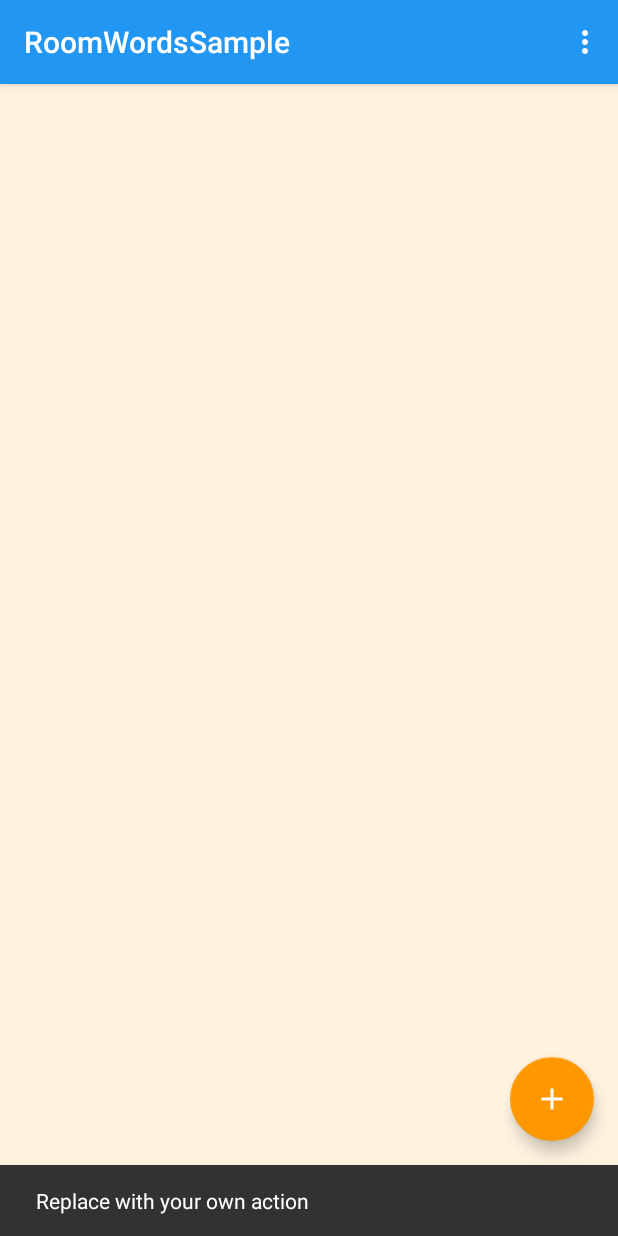
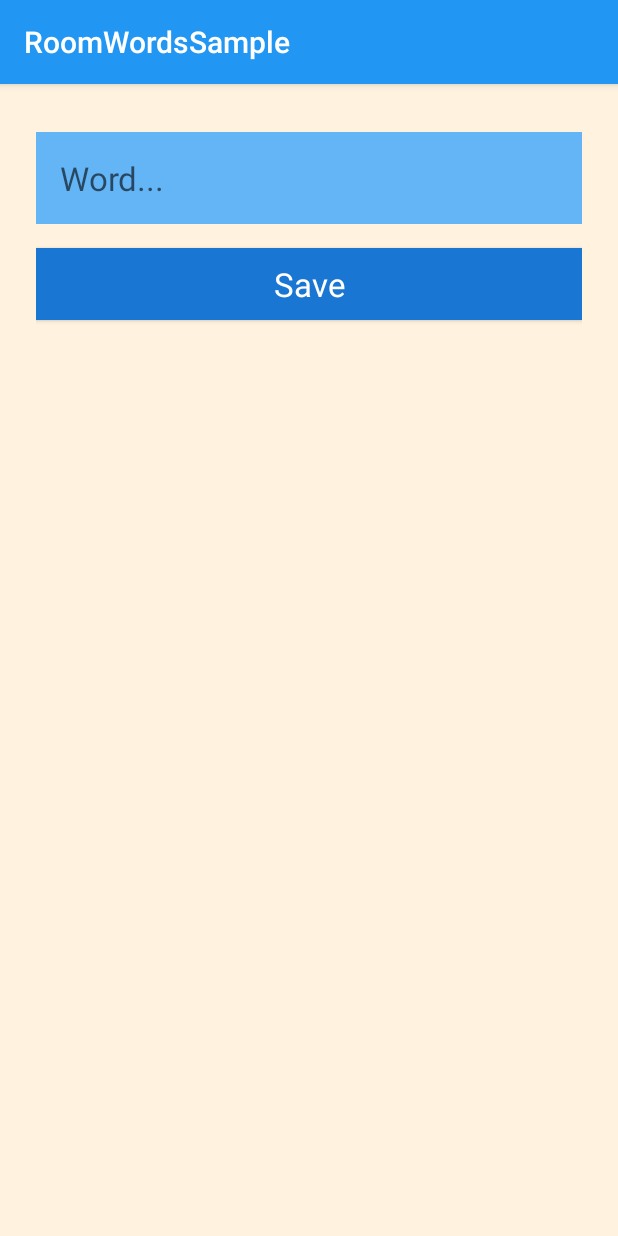
Before and after one commit to nishank95/AAD-Practice, an Android app: the screen it shows after launch (MainActivity before the commit, NewWordActivity after it), after a tap on an icon or button, on a phone screen of 412 x 824 dp. Run offline under Robolectric (Android 15) with nearby library versions, the phone set to English and light mode, and no system bars; our stand-ins replace Room's generated code; libraries missing offline, so code that uses them is left out: android.arch.persistence.

Commit message:
Connect UI with Data and Add Words

```diff
--- a/RoomWordsSample/app/src/main/AndroidManifest.xml
+++ b/RoomWordsSample/app/src/main/AndroidManifest.xml
@@ -9,6 +9,7 @@
         android:roundIcon="@mipmap/ic_launcher_round"
         android:supportsRtl="true"
         android:theme="@style/AppTheme">
+        <activity android:name=".NewWordActivity"></activity>
         <activity
             android:name=".MainActivity"
             android:label="@string/app_name"
--- a/RoomWordsSample/app/src/main/java/com/example/roomwordssample/MainActivity.java
+++ b/RoomWordsSample/app/src/main/java/com/example/roomwordssample/MainActivity.java
@@ -1,6 +1,10 @@
 package com.example.roomwordssample;
 
+import android.arch.lifecycle.Observer;
+import android.arch.lifecycle.ViewModelProviders;
+import android.content.Intent;
 import android.os.Bundle;
+import android.support.annotation.Nullable;
 import android.support.design.widget.FloatingActionButton;
 import android.support.design.widget.Snackbar;
 import android.support.v7.app.AppCompatActivity;
@@ -10,8 +14,14 @@ import android.support.v7.widget.Toolbar;
 import android.view.View;
 import android.view.Menu;
 import android.view.MenuItem;
+import android.widget.Toast;
+
+import java.util.List;
 
 public class MainActivity extends AppCompatActivity {
+
+    private WordViewModel mWordViewModel;
+    public static final int NEW_WORD_ACTIVITY_REQUEST_CODE = 1;
 
     @Override
     protected void onCreate(Bundle savedInstanceState) {
@@ -21,18 +31,27 @@ public class MainActivity extends AppCompatActivity {
         setSupportActionBar(toolbar);
         RecyclerView recyclerView = findViewById(R.id.recyclerview);
         final WordListAdapter adapter = new WordListAdapter(this);
+
+        mWordViewModel = ViewModelProviders.of(this).get(WordViewModel.class);
+
+        mWordViewModel.getAllWords().observe(this, new Observer<List<Word>>() {
+            @Override
+            public void onChanged(@Nullable List<Word> words) {
+                // Update the cached copy of the words in the adapter.
+                adapter.setWords(words);
+            }
+        });
         recyclerView.setAdapter(adapter);
         recyclerView.setLayoutManager(new LinearLayoutManager(this));
-
 
         FloatingActionButton fab = findViewById(R.id.fab);
         fab.setOnClickListener(new View.OnClickListener() {
             @Override
             public void onClick(View view) {
-                Snackbar.make(view, "Replace with your own action", Snackbar.LENGTH_LONG)
-                        .setAction("Action", null).show();
-            }
+                Intent intent = new Intent(MainActivity.this, NewWordActivity.class);
+                startActivityForResult(intent, NEW_WORD_ACTIVITY_REQUEST_CODE);           }
         });
+
     }
 
     @Override
@@ -56,4 +75,17 @@ public class MainActivity extends AppCompatActivity {
 
         return super.onOptionsItemSelected(item);
     }
+
+    @Override
+    protected void onActivityResult(int requestCode, int resultCode, @Nullable Intent data) {
+        super.onActivityResult(requestCode, resultCode, data);
+
+        if(requestCode == NEW_WORD_ACTIVITY_REQUEST_CODE && resultCode == RESULT_OK){
+            Word word = new Word(data.getStringExtra(NewWordActivity.EXTRA_REPLY));
+            mWordViewModel.insert(word);
+        }
+        else{
+            Toast.makeText(getApplicationContext(), R.string.empty_not_saved, Toast.LENGTH_LONG).show();
+        }
+    }
 }
--- /dev/null
+++ b/RoomWordsSample/app/src/main/java/com/example/roomwordssample/NewWordActivity.java
@@ -0,0 +1,40 @@
+package com.example.roomwordssample;
+
+import android.content.Intent;
+import android.support.v7.app.AppCompatActivity;
+import android.os.Bundle;
+import android.text.TextUtils;
+import android.view.View;
+import android.widget.Button;
+import android.widget.EditText;
+
+public class NewWordActivity extends AppCompatActivity {
+    public static final String EXTRA_REPLY =
+            "com.example.android.roomwordssample.REPLY";
+
+    private EditText mEditWordView;
+
+    @Override
+    public void onCreate(Bundle savedInstanceState) {
+        super.onCreate(savedInstanceState);
+        setContentView(R.layout.activity_new_word);
+        mEditWordView = findViewById(R.id.edit_word);
+
+        final Button button = findViewById(R.id.button_save);
+        button.setOnClickListener(new View.OnClickListener() {
+            public void onClick(View view) {
+                Intent replyIntent = new Intent();
+
+                if (TextUtils.isEmpty(mEditWordView.getText())) {
+                    setResult(RESULT_CANCELED, replyIntent);
+                }
+                else {
+                    String word = mEditWordView.getText().toString();
+                    replyIntent.putExtra(EXTRA_REPLY, word);
+                    setResult(RESULT_OK, replyIntent);
+                }
+                finish();
+            }
+        });
+    }
+}
--- a/RoomWordsSample/app/src/main/java/com/example/roomwordssample/WordDao.java
+++ b/RoomWordsSample/app/src/main/java/com/example/roomwordssample/WordDao.java
@@ -2,8 +2,8 @@ package com.example.roomwordssample;
 
 import android.arch.lifecycle.LiveData;
 import android.arch.persistence.room.Dao;
-import android.arch.persistence.room.Delete;
 import android.arch.persistence.room.Insert;
+import android.arch.persistence.room.OnConflictStrategy;
 import android.arch.persistence.room.Query;
 
 import java.util.List;
@@ -11,7 +11,7 @@ import java.util.List;
 @Dao
 public interface WordDao {
 
-    @Insert
+    @Insert(onConflict = OnConflictStrategy.IGNORE)
     void insert(Word word);
 
     @Query("DELETE FROM word_table")
--- a/RoomWordsSample/app/src/main/java/com/example/roomwordssample/WordRoomDatabase.java
+++ b/RoomWordsSample/app/src/main/java/com/example/roomwordssample/WordRoomDatabase.java
@@ -1,9 +1,12 @@
 package com.example.roomwordssample;
 
+import android.arch.persistence.db.SupportSQLiteDatabase;
 import android.arch.persistence.room.Database;
 import android.arch.persistence.room.Room;
 import android.arch.persistence.room.RoomDatabase;
 import android.content.Context;
+import android.os.AsyncTask;
+import android.support.annotation.NonNull;
 
 @Database(entities = {Word.class},version = 1,exportSchema = false)
 public abstract class WordRoomDatabase extends RoomDatabase {
@@ -23,10 +26,51 @@ public abstract class WordRoomDatabase extends RoomDatabase {
                             // if no Migration object.
                             // Migration is not part of this practical.
                             .fallbackToDestructiveMigration()
+                            // Add the callback to the database build sequence in WordRoomDatabase, right before                                you call .build()
+                            .addCallback(sRoomDatabaseCallback)
                             .build();
                 }
             }
         }
         return INSTANCE;
     }
+
+    private static RoomDatabase.Callback sRoomDatabaseCallback =
+            new RoomDatabase.Callback(){
+
+
+                @Override
+                public void onOpen(@NonNull SupportSQLiteDatabase db) {
+                    super.onOpen(db);
+                    new PopulateDbAsync(INSTANCE).execute();
+                }
+            };
+
+    private static class PopulateDbAsync extends AsyncTask<Void,Void,Void> {
+
+        private final WordDao mDao;
+        String[] words = {"dolphin","Crocodile","Cobra"};
+
+
+        public PopulateDbAsync(WordRoomDatabase db) {
+            mDao = db.wordDao();
+        }
+
+        @Override
+        protected Void doInBackground(Void... voids) {
+            // Start the app with a clean database every time.
+            // Not needed if you only populate the database
+            // when it is first created
+            mDao.deleteAll();
+
+            for(int i=0;i<words.length;i++){
+                Word word = new Word(words[i]);
+                mDao.insert(word);
+            }
+
+            return null;
+        }
+    }
+
+
 }
--- a/RoomWordsSample/app/src/main/java/com/example/roomwordssample/WordViewModel.java
+++ b/RoomWordsSample/app/src/main/java/com/example/roomwordssample/WordViewModel.java
@@ -11,7 +11,6 @@ import java.util.List;
 //
 //    Never pass context into ViewModel instances.
 //    Do not store Activity, Fragment, or View instances or their Context in the ViewModel.
-
 public class WordViewModel extends AndroidViewModel {
     private WordRepository mRepository;
     private LiveData<List<Word>> mAllWords;
--- /dev/null
+++ b/RoomWordsSample/app/src/main/res/layout/activity_new_word.xml
@@ -0,0 +1,19 @@
+<?xml version="1.0" encoding="utf-8"?>
+<LinearLayout xmlns:android="http://schemas.android.com/apk/res/android"
+    android:layout_width="match_parent"
+    android:layout_height="match_parent"
+    android:background="@color/colorScreenBackground"
+    android:orientation="vertical"
+    android:padding="24dp">
+
+    <EditText
+        android:id="@+id/edit_word"
+        style="@style/text_view_style"
+        android:hint="@string/hint_word"
+        android:inputType="textAutoComplete" />
+
+    <Button
+        android:id="@+id/button_save"
+        style="@style/button_style"
+        android:text="@string/button_save" />
+</LinearLayout>
--- a/RoomWordsSample/app/src/main/res/values/strings.xml
+++ b/RoomWordsSample/app/src/main/res/values/strings.xml
@@ -1,4 +1,8 @@
 <resources>
     <string name="app_name">RoomWordsSample</string>
     <string name="action_settings">Settings</string>
+    <string name="hint_word">Word...</string>
+    <string name="button_save">Save</string>
+    <string name="empty_not_saved">Word not saved because it is empty.</string>
+
 </resources>
--- a/RoomWordsSample/app/src/main/res/values/styles.xml
+++ b/RoomWordsSample/app/src/main/res/values/styles.xml
@@ -28,4 +28,13 @@
         <item name="android:padding">16dp</item>
         <item name="android:textColor">@color/colorTextPrimary</item>
     </style>
+
+    <style name="button_style" parent="android:style/Widget.Material.Button">
+        <item name="android:layout_width">match_parent</item>
+        <item name="android:layout_height">wrap_content</item>
+        <item name="android:background">@color/colorPrimaryDark</item>
+        <item name="android:textAppearance">@android:style/TextAppearance.Large</item>
+        <item name="android:layout_marginTop">16dp</item>
+        <item name="android:textColor">@color/colorTextPrimary</item>
+    </style>
 </resources>
```
